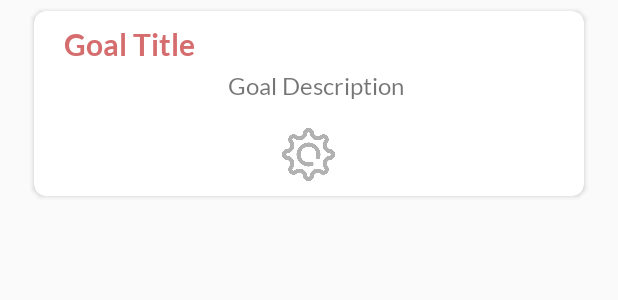
After one commit to Yarinov/Our-Goal, an Android app: the layout milestone_edit_dialog_layout.xml on its own in the app's theme, with its tools: preview values and no code run, on a phone screen of 412 x 824 dp. The commit adds this screen. Shown: the top 300 px of the screen. Run offline under Robolectric (Android 15) with nearby library versions, the phone set to English and light mode, and no system bars.

Commit message:
-add blur on opening edit button -add remove milestone

```diff
--- a/app/build.gradle
+++ b/app/build.gradle
@@ -14,6 +14,8 @@ android {
         versionCode 1
         versionName "1.0"
         testInstrumentationRunner "androidx.test.runner.AndroidJUnitRunner"
+
+        renderscriptSupportModeEnabled true
     }
     buildTypes {
         release {
@@ -53,8 +55,8 @@ dependencies {
     //Timber
     implementation 'com.jakewharton.timber:timber:4.1.1'
 
-    //CircularFloatingActionMenu
-    implementation 'com.oguzdev:CircularFloatingActionMenu:1.0.2'
+    //AllAngleExpandableButton
+    implementation 'com.github.uin3566:AllAngleExpandableButton:v1.2.0'
 
     //Step Progressbar
     implementation 'com.shuhart.stepview:stepview:1.5.0'
--- /dev/null
+++ b/app/src/main/res/layout/milestone_edit_dialog_layout.xml
@@ -0,0 +1,71 @@
+<?xml version="1.0" encoding="utf-8"?>
+<LinearLayout xmlns:android="http://schemas.android.com/apk/res/android"
+    xmlns:app="http://schemas.android.com/apk/res-auto"
+    xmlns:custom="http://schemas.android.com/apk/res-auto"
+    android:layout_width="match_parent"
+    android:layout_height="wrap_content"
+    android:layout_marginLeft="15sp"
+    android:layout_marginRight="15sp"
+    android:orientation="vertical"
+    android:textAlignment="gravity"
+    android:textDirection="locale">
+
+
+    <androidx.cardview.widget.CardView
+        android:layout_width="match_parent"
+        android:layout_height="match_parent"
+        android:layout_margin="7sp"
+        android:elevation="4sp"
+        app:cardCornerRadius="8sp">
+
+        <LinearLayout
+            android:layout_width="match_parent"
+            android:layout_height="match_parent"
+            android:orientation="vertical">
+
+            <LinearLayout
+                android:layout_width="match_parent"
+                android:layout_height="match_parent"
+                android:orientation="horizontal">
+
+                <TextView
+                    android:id="@+id/milestoneInEditTitle"
+                    android:layout_width="match_parent"
+                    android:layout_height="wrap_content"
+                    android:layout_marginStart="20sp"
+                    android:layout_marginTop="10sp"
+                    android:layout_marginEnd="10sp"
+                    android:layout_marginBottom="5sp"
+                    android:layout_weight="1"
+                    android:fontFamily="@font/lato_bold"
+                    android:text="Goal Title"
+                    android:textColor="@color/colorPrimary"
+                    android:textSize="20sp" />
+
+
+            </LinearLayout>
+
+            <TextView
+                android:id="@+id/milestoneInEditText"
+                android:layout_width="match_parent"
+                android:layout_height="wrap_content"
+                android:layout_marginStart="20sp"
+                android:layout_marginEnd="10sp"
+                android:layout_marginBottom="8sp"
+                android:fontFamily="@font/lato"
+                android:gravity="center"
+                android:text="Goal Description"
+                android:textSize="16sp" />
+
+            <Button
+                android:id="@+id/milestoneInEditOptionsButton"
+                android:layout_width="35sp"
+                android:layout_height="35sp"
+                android:layout_gravity="center"
+                android:layout_margin="10sp"
+                android:background="@drawable/popup_menu_settings_milestone_ic" />
+
+        </LinearLayout>
+    </androidx.cardview.widget.CardView>
+
+</LinearLayout>
--- a/app/src/main/res/values/colors.xml
+++ b/app/src/main/res/values/colors.xml
@@ -6,10 +6,12 @@
     <color name="softBrown">#EFB76C</color>
     <color name="lightSoftBrown">#FFDC91</color>
     <color name="gray">#C0C0C0</color>
+    <color name="dimColor">#AE757575</color>
     <color name="com_facebook_button_login_silver_background_color_pressed">#326397</color>
     <color name="com_facebook_button_login_silver_background_color">#f4f6f8</color>
     <color name="dividerColor">#D1898A</color>
     <color name="defaultBGColor">#FAFAFA</color>
+    <color name="white">#fff</color>
 
 
 </resources>
```
Also changed, not shown: app/src/main/java/com/yarinov/ourgoal/goal/SingleGoalActivity.kt (+15 -0 lines), app/src/main/java/com/yarinov/ourgoal/goal/milestone/MilestoneEditDialog.kt (added, +156 -0 lines), app/src/main/java/com/yarinov/ourgoal/goal/milestone/MilestoneTitleAdapter.kt (+132 -133 lines), app/src/main/res/layout/activity_single_goal.xml (+6 -4 lines), app/src/main/res/layout/step_layout.xml (+33 -4 lines), app/src/main/res/drawable/popup_menu_settings_milestone_ic.png (added).
